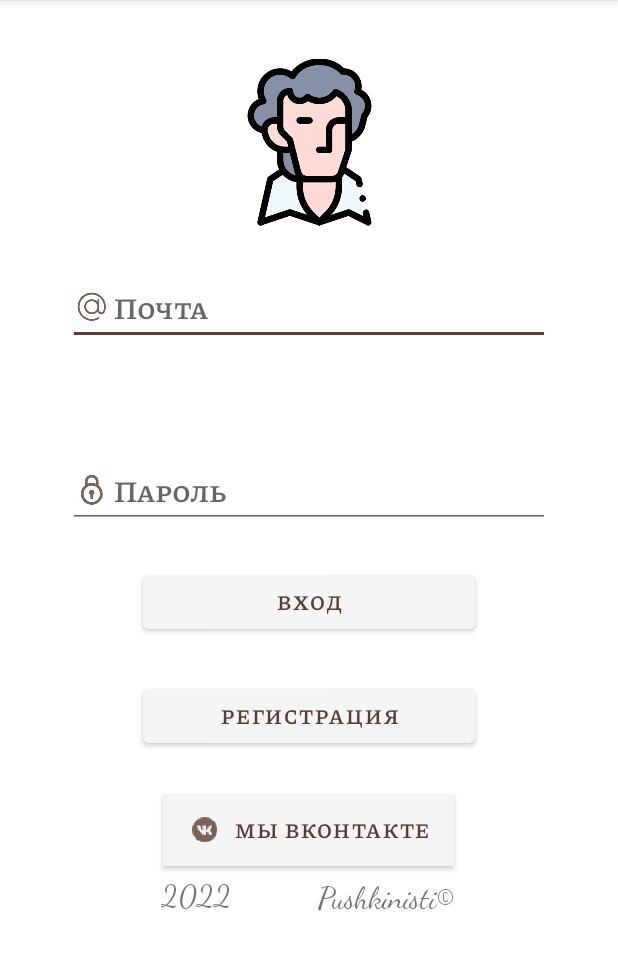
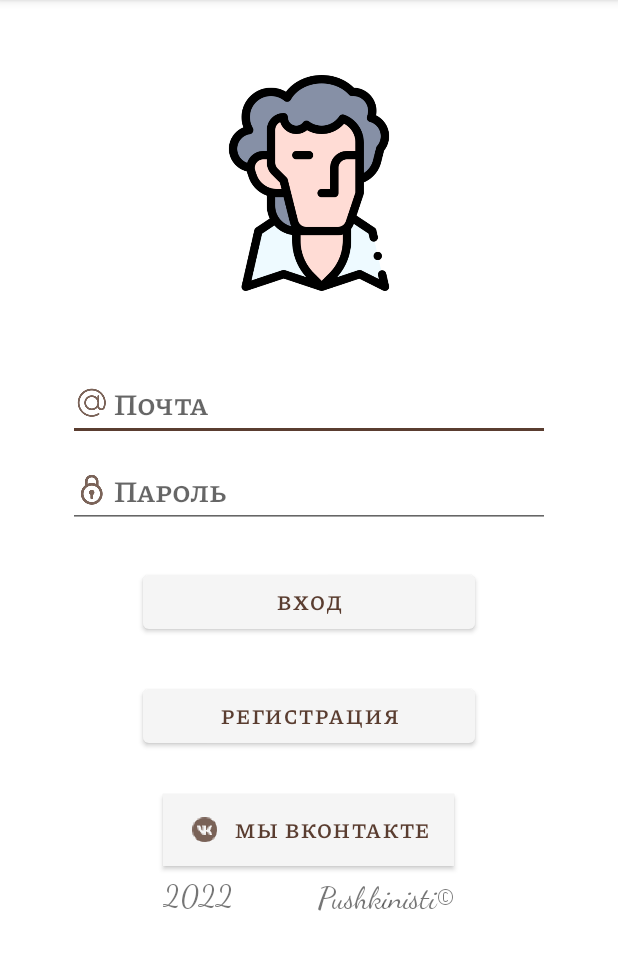
Before and after one commit to MrSmIlEyar/software_for_the_lyceum9_java, an Android app: the screen it shows after launch (MainActivity), on a phone screen of 412 x 824 dp, the part 84-1054 px from its top. Run offline under Robolectric (Android 15) with nearby library versions, the phone set to English and light mode, and no system bars; our stand-ins replace Firebase (no records; nobody signed in at launch, a user with empty details on screens opened directly).

Commit message:
activity_main.xml fix

```diff
--- a/app/src/main/res/layout/activity_main.xml
+++ b/app/src/main/res/layout/activity_main.xml
@@ -48,7 +48,7 @@
         android:id="@+id/entrance"
         android:layout_width="match_parent"
         android:layout_height="wrap_content"
-        android:layout_marginHorizontal="95sp"
+        android:layout_marginHorizontal="95dp"
         android:layout_marginTop="24dp"
         android:text="Вход"
         android:textColor="#5A3D30"
@@ -61,9 +61,9 @@
 
     <ImageView
         android:id="@+id/imageView"
-        android:layout_width="111dp"
-        android:layout_height="149dp"
-        android:layout_marginTop="20dp"
+        android:layout_width="144dp"
+        android:layout_height="196dp"
+        app:layout_constraintBottom_toTopOf="@+id/login"
         app:layout_constraintEnd_toEndOf="parent"
         app:layout_constraintStart_toStartOf="parent"
         app:layout_constraintTop_toTopOf="parent"
@@ -75,7 +75,7 @@
         android:layout_height="wrap_content"
         android:layout_marginTop="8dp"
         android:fontFamily="cursive"
-        android:text="2022 "
+        android:text="2022"
         android:textSize="20sp"
         app:layout_constraintBottom_toBottomOf="parent"
         app:layout_constraintEnd_toEndOf="parent"
@@ -103,9 +103,8 @@
         android:id="@+id/login"
         android:layout_width="match_parent"
         android:layout_height="wrap_content"
-        android:layout_marginHorizontal="45sp"
-        android:layout_marginTop="7dp"
-        android:layout_marginBottom="1dp"
+        android:layout_marginHorizontal="45dp"
+        android:layout_marginBottom="8dp"
         android:drawableLeft="@drawable/ic_email"
         android:hint=" Почта"
         android:inputType="textEmailAddress"
@@ -118,9 +117,7 @@
         app:layout_constraintBottom_toTopOf="@+id/password"
         app:layout_constraintEnd_toEndOf="parent"
         app:layout_constraintHorizontal_bias="0.359"
-        app:layout_constraintStart_toStartOf="parent"
-        app:layout_constraintTop_toBottomOf="@+id/imageView"
-        app:layout_constraintVertical_bias="0.041">
+        app:layout_constraintStart_toStartOf="parent">
 
     </EditText>
 
@@ -129,7 +126,7 @@
         style="@style/Theme.MyLyceum"
         android:layout_width="match_parent"
         android:layout_height="wrap_content"
-        android:layout_marginHorizontal="45sp"
+        android:layout_marginHorizontal="45dp"
         android:drawableLeft="@drawable/ic_password"
         android:hint=" Пароль"
         android:inputType="textPassword"
```
